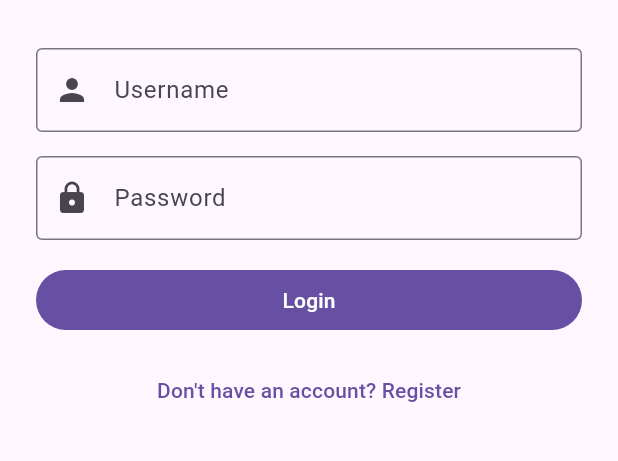
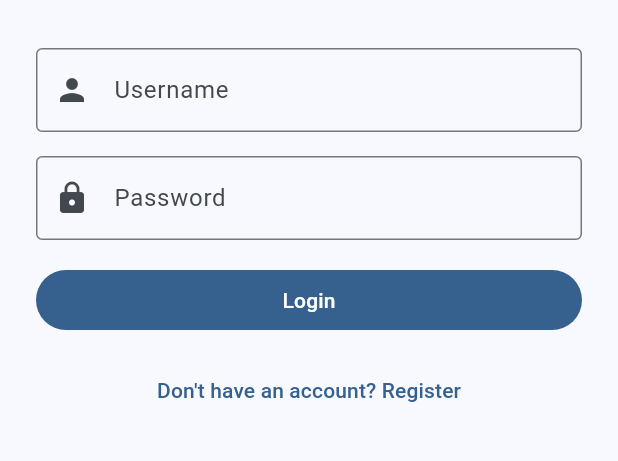
Before and after one commit to KainTim/WMC-Project-5, a Flutter app: the screen it shows after launch, on a phone screen of 412 x 824 dp, the part 441-902 px from its top. Run offline on Flutter 3.47's test engine with Material 3 defaults, Android fonts, the phone set to English and light mode, and no system bars; our stand-ins replace flutter_secure_storage, go_router, jwt_decoder, shared_preferences.

Commit message:
added 2 themes

```diff
--- a/frontend_splatournament_manager/lib/main.dart
+++ b/frontend_splatournament_manager/lib/main.dart
@@ -32,15 +32,9 @@ class SplatournamentApp extends StatelessWidget {
     return MaterialApp.router(
       title: 'Splatournament Manager',
       routerConfig: routes,
-      themeMode: themeProvider.theme,
-      theme: ThemeData(
-        brightness: Brightness.light,
-        primarySwatch: Colors.blue,
-      ),
-      darkTheme: ThemeData(
-        brightness: Brightness.dark,
-        primarySwatch: Colors.deepPurple,
-      ),
+      themeMode: themeProvider.themeMode,
+      theme: themeProvider.lightTheme,
+      darkTheme: themeProvider.darkTheme,
     );
   }
 }
--- a/frontend_splatournament_manager/lib/providers/theme_provider.dart
+++ b/frontend_splatournament_manager/lib/providers/theme_provider.dart
@@ -1,11 +1,50 @@
 import 'package:flutter/material.dart';
 import 'package:shared_preferences/shared_preferences.dart';
 
+enum AppThemeOption { lightBlue, darkPurple, lightMint, darkAmber, system }
+
 class ThemeProvider extends ChangeNotifier {
-  static const String _themeKey = 'theme_mode';
-  ThemeMode _themeMode = ThemeMode.system;
+  static const String _themeKey = 'theme_option';
+  AppThemeOption _selectedTheme = AppThemeOption.system;
 
-  ThemeMode get theme => _themeMode;
+  AppThemeOption get selectedTheme => _selectedTheme;
+
+  ThemeMode get themeMode {
+    switch (_selectedTheme) {
+      case AppThemeOption.lightBlue:
+      case AppThemeOption.lightMint:
+        return ThemeMode.light;
+      case AppThemeOption.darkPurple:
+      case AppThemeOption.darkAmber:
+        return ThemeMode.dark;
+      case AppThemeOption.system:
+        return ThemeMode.system;
+    }
+  }
+
+  ThemeData get lightTheme {
+    switch (_selectedTheme) {
+      case AppThemeOption.lightMint:
+        return _mintLightTheme;
+      case AppThemeOption.lightBlue:
+      case AppThemeOption.darkPurple:
+      case AppThemeOption.darkAmber:
+      case AppThemeOption.system:
+        return _blueLightTheme;
+    }
+  }
+
+  ThemeData get darkTheme {
+    switch (_selectedTheme) {
+      case AppThemeOption.darkAmber:
+        return _amberDarkTheme;
+      case AppThemeOption.lightBlue:
+      case AppThemeOption.darkPurple:
+      case AppThemeOption.lightMint:
+      case AppThemeOption.system:
+        return _purpleDarkTheme;
+    }
+  }
 
   ThemeProvider() {
     _loadTheme();
@@ -14,38 +53,116 @@ class ThemeProvider extends ChangeNotifier {
   Future<void> _loadTheme() async {
     final prefs = await SharedPreferences.getInstance();
     final themeName = prefs.getString(_themeKey) ?? 'system';
-    _themeMode = _themeFromString(themeName);
+    _selectedTheme = _themeFromString(themeName);
     notifyListeners();
   }
 
-  Future<void> setTheme(ThemeMode mode) async {
-    _themeMode = mode;
+  Future<void> setTheme(AppThemeOption option) async {
+    _selectedTheme = option;
     notifyListeners();
 
     final prefs = await SharedPreferences.getInstance();
-    await prefs.setString(_themeKey, _themeToString(mode));
+    await prefs.setString(_themeKey, _themeToString(option));
   }
 
-  String _themeToString(ThemeMode mode) {
-    switch (mode) {
-      case ThemeMode.light:
-        return 'light';
-      case ThemeMode.dark:
-        return 'dark';
-      case ThemeMode.system:
+  String _themeToString(AppThemeOption option) {
+    switch (option) {
+      case AppThemeOption.lightBlue:
+        return 'light_blue';
+      case AppThemeOption.darkPurple:
+        return 'dark_purple';
+      case AppThemeOption.lightMint:
+        return 'light_mint';
+      case AppThemeOption.darkAmber:
+        return 'dark_amber';
+      case AppThemeOption.system:
         return 'system';
     }
   }
 
-  ThemeMode _themeFromString(String theme) {
+  AppThemeOption _themeFromString(String theme) {
     switch (theme) {
       case 'light':
-        return ThemeMode.light;
+      case 'light_blue':
+        return AppThemeOption.lightBlue;
       case 'dark':
-        return ThemeMode.dark;
+      case 'dark_purple':
+        return AppThemeOption.darkPurple;
+      case 'light_mint':
+        return AppThemeOption.lightMint;
+      case 'dark_amber':
+        return AppThemeOption.darkAmber;
       case 'system':
       default:
-        return ThemeMode.system;
+        return AppThemeOption.system;
     }
   }
+
+  ThemeData get _blueLightTheme {
+    final scheme = ColorScheme.fromSeed(
+      seedColor: Colors.blue,
+      brightness: Brightness.light,
+    );
+    return ThemeData(
+      colorScheme: scheme,
+      useMaterial3: true,
+      appBarTheme: AppBarTheme(
+        backgroundColor: scheme.primary,
+        foregroundColor: scheme.onPrimary,
+      ),
+    );
+  }
+
+  ThemeData get _purpleDarkTheme {
+    final scheme = ColorScheme.fromSeed(
+      seedColor: Colors.deepPurple,
+      brightness: Brightness.dark,
+    );
+    return ThemeData(
+      colorScheme: scheme,
+      useMaterial3: true,
+      appBarTheme: AppBarTheme(
+        backgroundColor: scheme.surface,
+        foregroundColor: scheme.onSurface,
+      ),
+    );
+  }
+
+  ThemeData get _mintLightTheme {
+    final scheme = ColorScheme.fromSeed(
+      seedColor: const Color(0xFF00897B),
+      brightness: Brightness.light,
+    );
+    return ThemeData(
+      colorScheme: scheme,
+      useMaterial3: true,
+      appBarTheme: AppBarTheme(
+        backgroundColor: scheme.primary,
+        foregroundColor: scheme.onPrimary,
+      ),
+      floatingActionButtonTheme: FloatingActionButtonThemeData(
+        backgroundColor: scheme.secondary,
+        foregroundColor: scheme.onSecondary,
+      ),
+    );
+  }
+
+  ThemeData get _amberDarkTheme {
+    final scheme = ColorScheme.fromSeed(
+      seedColor: const Color(0xFFFF8F00),
+      brightness: Brightness.dark,
+    );
+    return ThemeData(
+      colorScheme: scheme,
+      useMaterial3: true,
+      appBarTheme: AppBarTheme(
+        backgroundColor: scheme.surface,
+        foregroundColor: scheme.onSurface,
+      ),
+      floatingActionButtonTheme: FloatingActionButtonThemeData(
+        backgroundColor: scheme.primary,
+        foregroundColor: scheme.onPrimary,
+      ),
+    );
+  }
 }
```
Also changed, not shown: frontend_splatournament_manager/lib/pages/home_page.dart (+16 -12 lines), frontend_splatournament_manager/lib/pages/tournament_detail_page.dart (+20 -7 lines), frontend_splatournament_manager/lib/widgets/theme_selector_widget.dart (+22 -15 lines), 1 other file.
